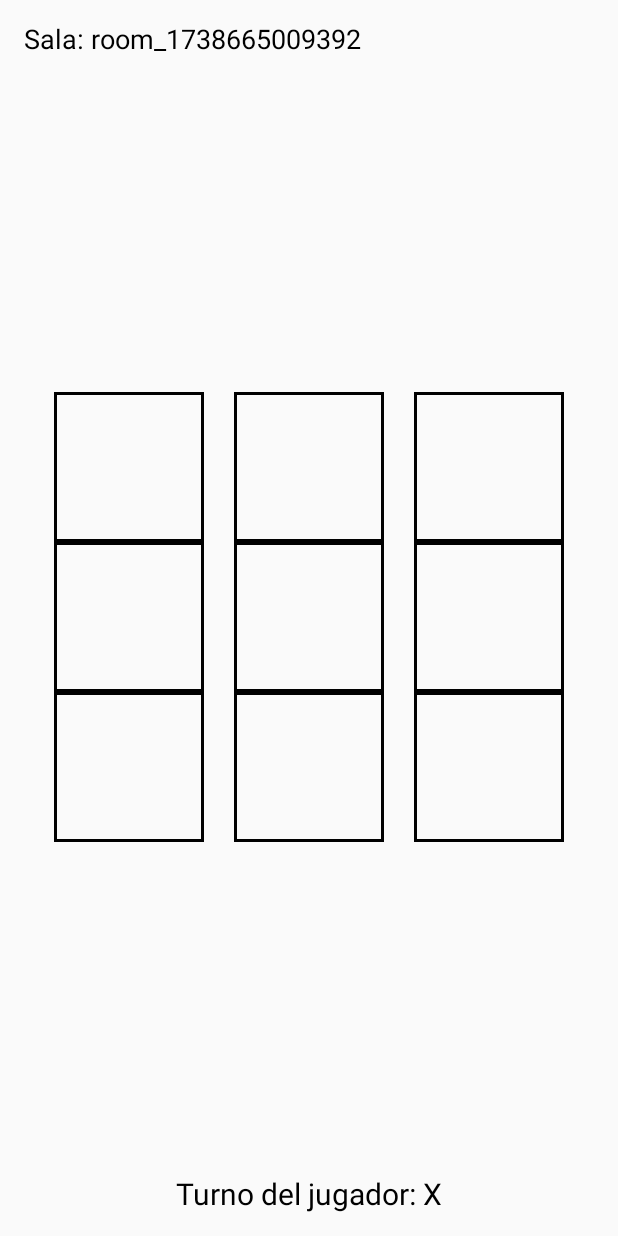
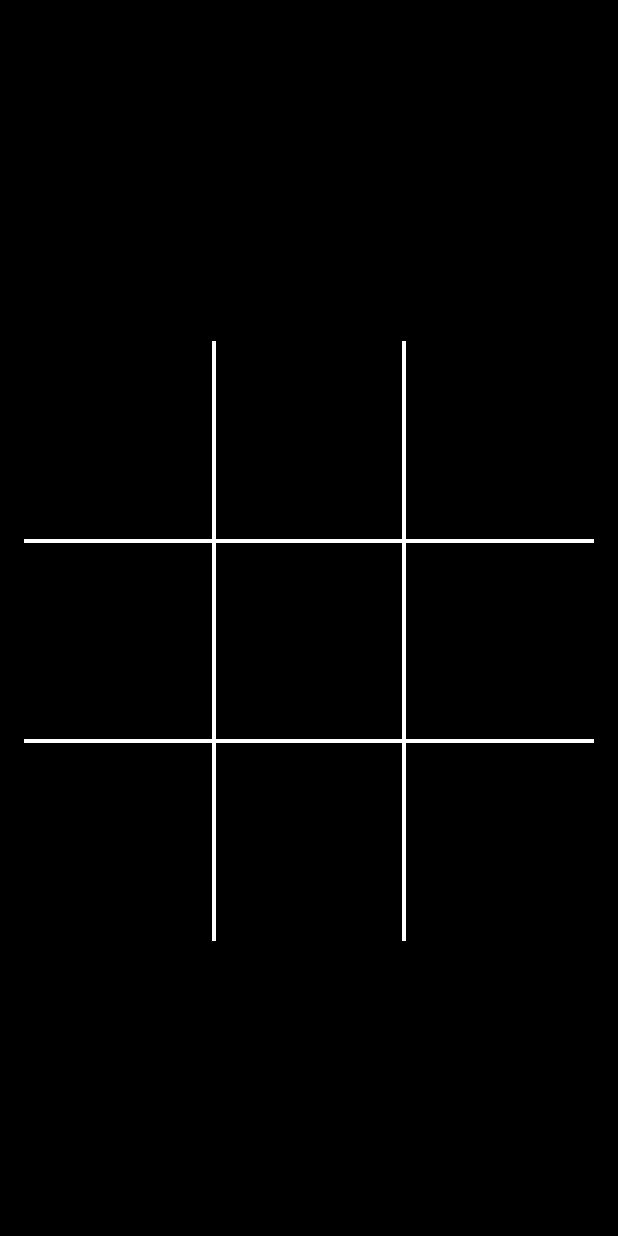
Before and after one commit to vvargasd/DDAM, an Android app built with Jetpack Compose: the screen it shows after launch (MainActivity), after a tap on "Crear Sala", on a phone screen of 412 x 824 dp. Run offline under Robolectric (Android 15) with nearby library versions, the phone set to English and light mode, and no system bars; our stand-ins replace Firebase (no records; nobody signed in at launch, a user with empty details on screens opened directly); 1 other tap on this screen came first.

Commit message:
sonido y graficos

```diff
--- a/app/build.gradle.kts
+++ b/app/build.gradle.kts
@@ -75,5 +75,5 @@ dependencies {
 
 
     // Add the dependencies for any other desired Firebase products
-    // https://firebase.google.com/docs/android/setup#available-libraries
+     //https://firebase.google.com/docs/android/setup#available-libraries
 }
--- a/app/src/main/java/com/ddam/myapplication/ui/theme/GameScreen.kt
+++ b/app/src/main/java/com/ddam/myapplication/ui/theme/GameScreen.kt
@@ -1,13 +1,21 @@
 package com.ddam.myapplication.ui.theme
 
 
-import androidx.compose.foundation.border
+import android.content.Context
+import android.media.MediaPlayer
+
+import androidx.compose.foundation.background
+import androidx.compose.foundation.Canvas
+import androidx.compose.foundation.Image
+
 import androidx.compose.foundation.clickable
 import androidx.compose.foundation.layout.Arrangement
 import androidx.compose.foundation.layout.Box
 import androidx.compose.foundation.layout.Column
+import androidx.compose.ui.platform.LocalContext
 import androidx.compose.foundation.layout.Row
 import androidx.compose.foundation.layout.Spacer
+import androidx.compose.foundation.layout.fillMaxHeight
 import androidx.compose.foundation.layout.fillMaxSize
 import androidx.compose.foundation.layout.fillMaxWidth
 import androidx.compose.foundation.layout.height
@@ -24,12 +32,16 @@ import androidx.compose.runtime.mutableStateOf
 import androidx.compose.runtime.remember
 import androidx.compose.ui.Alignment
 import androidx.compose.ui.Modifier
+import androidx.compose.ui.geometry.Offset
 import androidx.compose.ui.graphics.Color
+
+import androidx.compose.ui.res.painterResource
+
 import androidx.compose.ui.unit.dp
 import androidx.compose.ui.unit.sp
+import com.ddam.myapplication.R
 import com.google.firebase.database.*
 import com.google.firebase.database.DatabaseReference
-
 
 
 
@@ -43,13 +55,46 @@ fun GameScreen(menuOption: MenuOption) {
 }
 
 @Composable
+fun CellContent(symbol: String) {
+    when (symbol) {
+        "X" -> Image(
+            painter = painterResource(R.drawable.x_image),
+            contentDescription = "X",
+            modifier = Modifier.size(64.dp)
+        )
+        "O" -> Image(
+            painter = painterResource(R.drawable.o_image),
+            contentDescription = "O",
+            modifier = Modifier.size(64.dp)
+        )
+        else -> {}
+    }
+}
+
+fun playSound(context: Context, soundResId: Int) {
+    val mediaPlayer = MediaPlayer.create(context, soundResId)
+    mediaPlayer.setOnCompletionListener {
+        it.release() // Libera recursos cuando termine de reproducir
+    }
+    mediaPlayer.start()
+}
+
+@Composable
 fun SinglePlayerGame() {
     // Estado del tablero, jugador actual, ganador y empate
     val boardState = remember { mutableStateOf(List(9) { "" }) }
     val currentPlayer = remember { mutableStateOf("X") } // El jugador siempre es "X"
     val winner = remember { mutableStateOf<String?>(null) }
     val isDraw = remember { mutableStateOf(false) }
+    val context = LocalContext.current
+    Box(
+        modifier = Modifier
 
+            .fillMaxSize()
+            .background(Color.Black)
+            .padding(top = 32.dp),
+            contentAlignment = Alignment.Center
+    ) {
     Column(
         modifier = Modifier
             .fillMaxSize()
@@ -67,10 +112,10 @@ fun SinglePlayerGame() {
                     winner,
                     isDraw
                 )
+                val soundResId = if (currentPlayer.value == "X") R.raw.x_sound else R.raw.o_sound
+                playSound(context, soundResId)
             },
-            modifier = Modifier
-                .weight(1f)
-                .padding(bottom = 16.dp)
+
         )
 
         // Mensaje de estado del juego
@@ -84,6 +129,7 @@ fun SinglePlayerGame() {
         RestartButton(boardState, currentPlayer, winner, isDraw)
         }
     }
+}
 
 @Composable
 fun TwoPlayerGame() {
@@ -91,7 +137,16 @@ fun TwoPlayerGame() {
     val currentPlayer = remember { mutableStateOf("X") } // El jugador siempre es "X"
     val winner = remember { mutableStateOf<String?>(null) }
     val isDraw = remember { mutableStateOf(false) }
+    val context = LocalContext.current
 
+    Box(
+        modifier = Modifier
+
+            .fillMaxSize()
+            .background(Color.Black)
+            .padding(top = 32.dp),
+        contentAlignment = Alignment.Center
+    ) {
         Column(
             modifier = Modifier
                 .fillMaxSize()
@@ -108,10 +163,11 @@ fun TwoPlayerGame() {
                         winner,
                         isDraw
                     )
+                    if (boardState.value[index].isNotEmpty()) {
+                        val soundResId = if (boardState.value[index] == "X") R.raw.x_sound else R.raw.o_sound
+                        playSound(context, soundResId)
+                    }
                 },
-            modifier = Modifier
-                .weight(1f)
-                .padding(bottom = 16.dp)
             )
 
             Text(
@@ -121,6 +177,7 @@ fun TwoPlayerGame() {
             )
 
             RestartButton(boardState, currentPlayer, winner, isDraw)
+        }
     }
 }
 
@@ -133,20 +190,19 @@ data class GameData(
     val isDraw: Boolean = false
 )
 
-
-
 @Composable
 fun OnlineGame() {
     val database = FirebaseDatabase.getInstance()
     val gamesRef = database.getReference("games")
+    val context = LocalContext.current
+    val roomId = remember { mutableStateOf<String?>(null) }
 
-    val roomId = remember { mutableStateOf<String?>(null) }
-    val playerId = "Player_${System.currentTimeMillis()}"
     val roomList = remember { mutableStateOf<List<String>>(emptyList()) }
     val showRoomList = remember { mutableStateOf(false) }
 
     if (roomId.value == null) {
         // Pantalla inicial para crear o unirse a una sala
+
         Column(
             modifier = Modifier
                 .fillMaxSize()
@@ -158,7 +214,7 @@ fun OnlineGame() {
 
             // Botón para crear una sala
             Button(onClick = {
-                roomId.value = createGameRoom(gamesRef, playerId)
+                roomId.value = createGameRoom(gamesRef, "Player_1")
             }) {
                 Text("Crear Sala")
             }
@@ -185,7 +241,7 @@ fun OnlineGame() {
                                 .fillMaxWidth()
                                 .padding(8.dp)
                                 .clickable {
-                                    joinGameRoom(gamesRef, room, playerId) { success ->
+                                    joinGameRoom(gamesRef, room, "Player_2") { success ->
                                         if (success) {
                                             roomId.value= room
                                             showRoomList.value = false
@@ -199,9 +255,10 @@ fun OnlineGame() {
                 }
             }
         }
+
     } else {
         // Pantalla del juego una vez que el jugador se ha unido
-        OnlineGameRoom(gamesRef, roomId.value!!, playerId)
+        OnlineGameRoom(gamesRef, roomId.value!!)
     }
 }
 
@@ -211,41 +268,80 @@ fun OnlineGame() {
 @Composable
 fun TicTacToeGrid(
     boardState: List<String>,
-    onCellClick: (Int) -> Unit,
-    modifier: Modifier = Modifier
+    onCellClick: (Int) -> Unit
 ) {
-    Column(
-        modifier = modifier
-    ) {
-        for (row in 0..2) {
-            Row(
-                modifier = Modifier.fillMaxWidth(),
-                horizontalArrangement = Arrangement.SpaceEvenly
-            ) {
-                for (col in 0..2) {
+    // Ajusta el tamaño total deseado del tablero (ej: 300x300)
+    Box(
+        modifier = Modifier
+        .size(400.dp),
+        contentAlignment = Alignment.Center) {
+
+        // 1) Dibuja las líneas en un Canvas de fondo
+        Canvas(modifier = Modifier.fillMaxSize()) {
+            val width = size.width
+            val height = size.height
+            val cellWidth = width / 3
+            val cellHeight = height / 3
+            val lineColor = Color.White
+            val lineStroke = 4f
+
+            // Líneas horizontales (dos líneas internas)
+            drawLine(
+                color = lineColor,
+                start = Offset(0f, cellHeight),
+                end = Offset(width, cellHeight),
+                strokeWidth = lineStroke
+            )
+            drawLine(
+                color = lineColor,
+                start = Offset(0f, cellHeight * 2),
+                end = Offset(width, cellHeight * 2),
+                strokeWidth = lineStroke
+            )
+
+            // Líneas verticales (dos líneas internas)
+            drawLine(
+                color = lineColor,
+                start = Offset(cellWidth, 0f),
+                end = Offset(cellWidth, height),
+                strokeWidth = lineStroke
+            )
+            drawLine(
+                color = lineColor,
+                start = Offset(cellWidth * 2, 0f),
+                end = Offset(cellWidth * 2, height),
+                strokeWidth = lineStroke
+            )
+
+            // Borde externo (opcional si quieres remarcarlo)
+            // drawRect(...) o drawLine en las orillas
+        }
+
+        // 2) Las celdas clicables
+        Column(modifier = Modifier.fillMaxSize()) {
+            for (row in 0 until 3) {
+                Row(modifier = Modifier.weight(1f)) {
+                    for (col in 0 until 3) {
                         val index = row * 3 + col
                         Box(
                             modifier = Modifier
-                            .size(100.dp)
-                            .border(2.dp, Color.Black)
+                                .weight(1f)
+                                .fillMaxHeight()
                                 .clickable { onCellClick(index) },
                             contentAlignment = Alignment.Center
                         ) {
-                        Text(
-                            text = boardState[index],
-                            fontSize = 24.sp,
-                            color = when (boardState[index]) {
-                                "X" -> Color.Blue
-                                "O" -> Color.Red
-                                else -> Color.Black
-                            }
-                        )
+                            // Dibuja la X o la O
+                            CellContent(boardState[index])
                         }
                     }
                 }
             }
         }
     }
+}
+
+
+
 
 private fun handlePlayerMove(
     index: Int,
@@ -448,28 +544,33 @@ fun makeMove(
     index: Int,
     playerId: String
 ) {
+
     val updatedBoard = board.toMutableList()
     val currentPlayerSymbol = if (playerId.contains("Player_1")) "X" else "O"
     updatedBoard[index] = currentPlayerSymbol
     val nextPlayerSymbol = if (currentPlayerSymbol == "X") "O" else "X"
 
-    gamesRef.child(roomId).updateChildren(
-        mapOf(
+
+    val updates = mapOf(
         "board" to updatedBoard,
-            "currentPlayer" to nextPlayerSymbol
+        "currentPlayer" to nextPlayerSymbol,
+        "winner" to checkWinner(updatedBoard),
+        "isDraw" to isBoardFull(updatedBoard)
     )
-    )
+
+    gamesRef.child(roomId).updateChildren(updates)
 }
 
 
 // Pantalla principal del juego online
 @Composable
-fun OnlineGameRoom(gamesRef: DatabaseReference, roomId: String, playerId: String) {
+fun OnlineGameRoom(gamesRef: DatabaseReference, roomId: String) {
     val boardState = remember { mutableStateOf(List(9) { "" }) }
     val currentPlayer = remember { mutableStateOf("X") }
     val winner = remember { mutableStateOf<String?>(null) }
     val isDraw = remember { mutableStateOf(false) }
     val playerSymbol = remember { mutableStateOf("") }
+    val context = LocalContext.current
 
     // Escucha actualizaciones del juego
     LaunchedEffect(roomId) {
@@ -477,7 +578,14 @@ fun OnlineGameRoom(gamesRef: DatabaseReference, roomId: String, playerId: String
             override fun onDataChange(snapshot: DataSnapshot) {
                 val gameData = snapshot.getValue(GameData::class.java)
                 if (gameData != null) {
-                    playerSymbol.value = if (gameData.player1 == playerId) "X" else "O"
+                    // Actualiza estados locales
+                    boardState.value = gameData.board
+                    currentPlayer.value = gameData.currentPlayer
+                    winner.value = gameData.winner
+                    isDraw.value = gameData.isDraw
+
+                    // Mantén la lógica para asignar el símbolo a cada jugador
+                    playerSymbol.value = if (gameData.currentPlayer == "X") "Player_1" else "Player_2"
                 }
             }
 
@@ -488,6 +596,14 @@ fun OnlineGameRoom(gamesRef: DatabaseReference, roomId: String, playerId: String
     }
 
     // UI del tablero y estado del juego
+    Box(
+        modifier = Modifier
+
+            .fillMaxSize()
+            .background(Color.Black)
+            .padding(top = 32.dp),
+        contentAlignment = Alignment.Center
+    ) {
     Column(
         modifier = Modifier
             .fillMaxSize()
@@ -499,11 +615,27 @@ fun OnlineGameRoom(gamesRef: DatabaseReference, roomId: String, playerId: String
         TicTacToeGrid(
             boardState = boardState.value,
             onCellClick = { index ->
-                if (boardState.value[index].isEmpty() &&
-                    winner.value == null &&
-                    currentPlayer.value == playerSymbol.value // Ahora comparamos símbolos
-                ) {
-                    makeMove(gamesRef, roomId, boardState.value, index, playerId)
+                val cellEmpty = boardState.value[index].isEmpty()
+                val noWinner = winner.value == null
+                val turn1 = currentPlayer.value == "X" && playerSymbol.value == "Player_1"
+                val turn2 = currentPlayer.value == "O" && playerSymbol.value == "Player_2"
+
+                println("Click en celda: $index")
+                println("  - cellEmpty     = $cellEmpty")
+                println("  - noWinner      = $noWinner")
+                println("  - currentPlayer = ${currentPlayer.value}")
+                println("  - playerSymbol  = ${playerSymbol.value}")
+
+                if (cellEmpty && noWinner) {
+
+                    if (turn1)
+                        makeMove(gamesRef, roomId, boardState.value, index, "Player_1")
+                    val soundResId = if (currentPlayer.value == "X") R.raw.x_sound else R.raw.o_sound
+                    playSound(context, soundResId)
+                    if (turn2)
+                        makeMove(gamesRef, roomId, boardState.value, index, "Player_2")
+                } else {
+                    println("NO se llama a makeMove. No cumplen todas las condiciones.")
                 }
             }
         )
@@ -513,7 +645,7 @@ fun OnlineGameRoom(gamesRef: DatabaseReference, roomId: String, playerId: String
             fontSize = 20.sp,
             modifier = Modifier.align(Alignment.CenterHorizontally)
         )
-    }
+    }}
 }
 
 // Crear una sala nueva
@@ -521,7 +653,8 @@ fun createGameRoom(gamesRef: DatabaseReference, playerId: String): String {
     val roomId = "room_${System.currentTimeMillis()}"
     val initialGame = GameData(
         player1 = playerId,
-        player2 = null
+        player2 = null,
+        currentPlayer = "X",
     )
     gamesRef.child(roomId).setValue(initialGame)
     return roomId
```
Also changed, not shown: app/src/main/res/drawable/x_image.png (added), 3 other files. Lines whose indentation alone changed are shown as unchanged.
